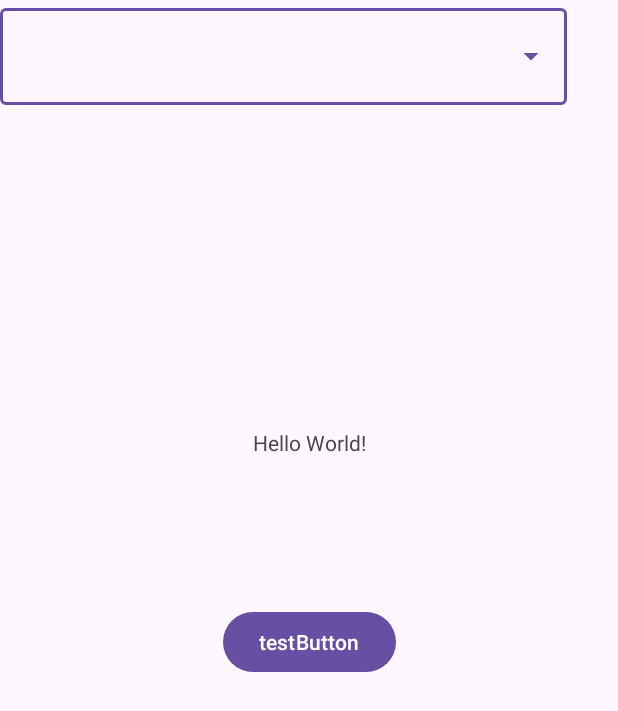
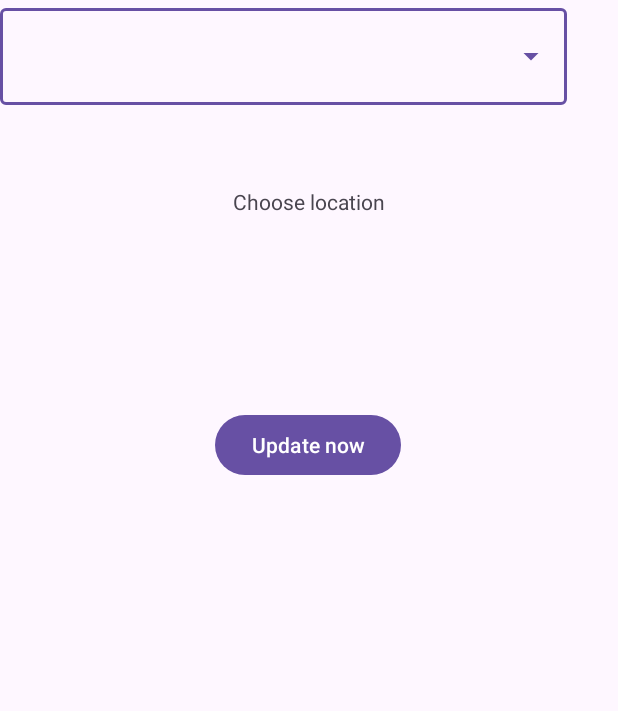
Before and after one commit to Joel-mq/COMP4060CPD, an Android app: the screen it shows after launch (MainActivity), on a phone screen of 412 x 824 dp. Shown: the top 711 px of the screen. Run offline under Robolectric (Android 15) with nearby library versions, the phone set to English and light mode, and no system bars.

Commit message:
New UI
added another text view, updated positions, changed text displayed

```diff
--- a/app/src/main/java/com/example/gpsnotifier/MainActivity.java
+++ b/app/src/main/java/com/example/gpsnotifier/MainActivity.java
@@ -21,11 +21,9 @@ import android.widget.ArrayAdapter;
 import android.widget.AutoCompleteTextView;
 import android.widget.Button;
 import android.widget.TextView;
-import android.app.Activity;
 import android.widget.Toast;
 
 import com.google.android.gms.location.FusedLocationProviderClient;
-import com.google.android.gms.location.LastLocationRequest;
 import com.google.android.gms.location.LocationCallback;
 import com.google.android.gms.location.LocationRequest;
 import com.google.android.gms.location.LocationResult;
@@ -37,7 +35,8 @@ public class MainActivity extends AppCompatActivity {
 
     private static final String CHANNEL_ID = "testID";
     private Button button;
-    private TextView test;
+    private TextView stateOfLocation;
+    private TextView locationTracked;
     private String testString = "test";
     private static final int uniqueID = 40111;
 
@@ -45,6 +44,8 @@ public class MainActivity extends AppCompatActivity {
     private static double pLong = 151.1990;
 
     private static double distanceFrom = 0.001;
+
+    private int stopTracked = -1;
 
 
     AutoCompleteTextView autoCompleteTextView;
@@ -71,7 +72,8 @@ public class MainActivity extends AppCompatActivity {
         createNotificationChannel();
 
         button = findViewById(R.id.button);
-        test = findViewById(R.id.textView);
+        stateOfLocation = findViewById(R.id.textView);
+        locationTracked = findViewById(R.id.textViewLocation);
 
 
         Intent intent = new Intent(this, MainActivity.class);
@@ -107,7 +109,8 @@ public class MainActivity extends AppCompatActivity {
         autoCompleteTextView.setOnItemClickListener(new AdapterView.OnItemClickListener() {
             @Override
             public void onItemClick(AdapterView<?> parent, View view, int position, long id) {
-                System.out.println(position);
+                locationTracked.setText("Tracking " + _144ChatswoodToManly_.busStops[position].name);
+                stopTracked = position;
             }
         });
 
@@ -144,21 +147,34 @@ public class MainActivity extends AppCompatActivity {
             fusedLocationProviderClient.getLastLocation().addOnSuccessListener(this, new OnSuccessListener<Location>() {
                 @Override
                 public void onSuccess(Location location) {
-                    if (location == null) {
-                        test.setText("null");
-                    } else {
-                        test.setText(location.getLatitude() + " " + location.getLongitude());
-                        double tempLat;
-                        double tempLong;
-                        for (int i = 0; i < _144ChatswoodToManly_.i; i++) {
-                            tempLat = _144ChatswoodToManly_.busStops[i].latitude;
-                            tempLong = _144ChatswoodToManly_.busStops[i].longitude;
+                    if (stopTracked >= 0) {
+                        if (location == null) {
+                            stateOfLocation.setText("Location not found");
+                        } else {
+                            stateOfLocation.setText(location.getLatitude() + " " + location.getLongitude());
+                            double tempLat;
+                            double tempLong;
+
+                            tempLat = _144ChatswoodToManly_.busStops[stopTracked].latitude;
+                            tempLong = _144ChatswoodToManly_.busStops[stopTracked].longitude;
                             if (location.getLatitude()-distanceFrom < tempLat && tempLat < location.getLatitude()+distanceFrom &&
                                     location.getLongitude()-distanceFrom < tempLong && tempLong < location.getLongitude()+distanceFrom) {
-                                test.setText(location.getLatitude() + " " + location.getLongitude() + " near " + _144ChatswoodToManly_.busStops[i].name);
+                                stateOfLocation.setText(location.getLatitude() + " " + location.getLongitude() + " near " + _144ChatswoodToManly_.busStops[stopTracked].name);
                             }
+                            //                        double tempLat;
+                            //                        double tempLong;
+                            //                        for (int i = 0; i < _144ChatswoodToManly_.i; i++) {
+                            //                            tempLat = _144ChatswoodToManly_.busStops[i].latitude;
+                            //                            tempLong = _144ChatswoodToManly_.busStops[i].longitude;
+                            //                            if (location.getLatitude()-distanceFrom < tempLat && tempLat < location.getLatitude()+distanceFrom &&
+                            //                                    location.getLongitude()-distanceFrom < tempLong && tempLong < location.getLongitude()+distanceFrom) {
+                            //                                stateOfLocation.setText(location.getLatitude() + " " + location.getLongitude() + " near " + _144ChatswoodToManly_.busStops[i].name);
+                            //                            }
+                            //                        }
+
                         }
-
+                    } else {
+                        stateOfLocation.setText("Choose a stop first");
                     }
                 }
             });
--- a/app/src/main/res/layout/activity_main.xml
+++ b/app/src/main/res/layout/activity_main.xml
@@ -10,30 +10,33 @@
         android:id="@+id/textView"
         android:layout_width="wrap_content"
         android:layout_height="wrap_content"
-        android:text="Hello World!"
         app:layout_constraintBottom_toBottomOf="parent"
         app:layout_constraintEnd_toEndOf="parent"
+        app:layout_constraintHorizontal_bias="0.498"
         app:layout_constraintStart_toStartOf="parent"
         app:layout_constraintTop_toTopOf="parent"
-        app:layout_constraintVertical_bias="0.355" />
+        app:layout_constraintVertical_bias="0.264" />
 
     <Button
         android:id="@+id/button"
         android:layout_width="wrap_content"
         android:layout_height="wrap_content"
-        android:layout_marginTop="99dp"
-        android:text="testButton"
+        android:text="Update now"
+        app:layout_constraintBottom_toBottomOf="parent"
         app:layout_constraintEnd_toEndOf="parent"
+        app:layout_constraintHorizontal_bias="0.498"
         app:layout_constraintStart_toStartOf="parent"
-        app:layout_constraintTop_toBottomOf="@+id/textView" />
+        app:layout_constraintTop_toTopOf="parent"
+        app:layout_constraintVertical_bias="0.351" />
 
     <com.google.android.material.textfield.TextInputLayout
+        android:id="@+id/textInputLayout"
         style="@style/Widget.MaterialComponents.TextInputLayout.OutlinedBox.ExposedDropdownMenu"
         android:layout_width="378dp"
         android:layout_height="70dp"
         android:layout_margin="16dp"
-        tools:layout_editor_absoluteX="17dp"
-        tools:ignore="MissingConstraints">
+        tools:ignore="MissingConstraints"
+        tools:layout_editor_absoluteX="17dp">
 
         <AutoCompleteTextView
             android:id="@+id/auto_complete_textview"
@@ -43,5 +46,16 @@
 
     </com.google.android.material.textfield.TextInputLayout>
 
+    <TextView
+        android:id="@+id/textViewLocation"
+        android:layout_width="wrap_content"
+        android:layout_height="wrap_content"
+        android:text="Choose location"
+        app:layout_constraintBottom_toBottomOf="parent"
+        app:layout_constraintEnd_toEndOf="parent"
+        app:layout_constraintStart_toStartOf="parent"
+        app:layout_constraintTop_toTopOf="parent"
+        app:layout_constraintVertical_bias="0.155" />
+
 
 </androidx.constraintlayout.widget.ConstraintLayout>
```
